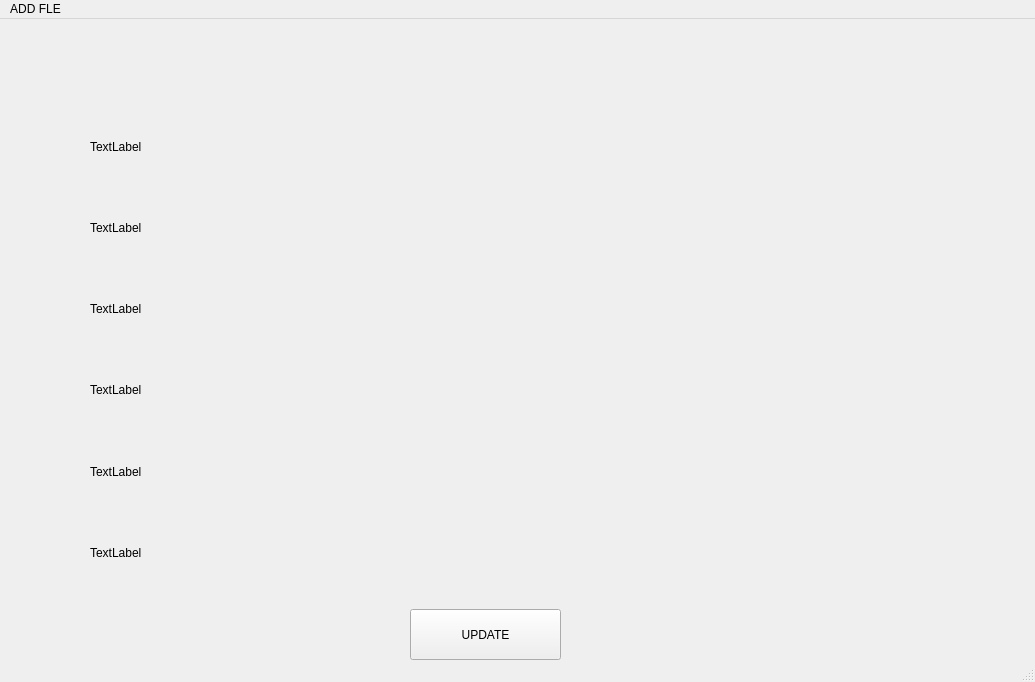
LuQ232/Notification_web_scrapper, file main_window.ui: the form before one commit.
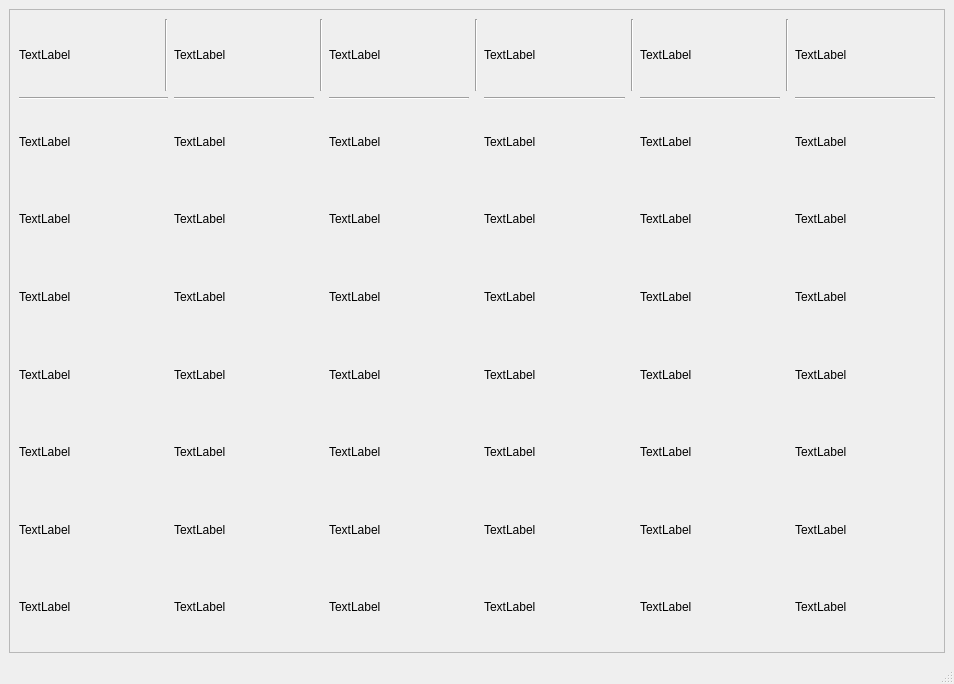
The form after the commit.

What changed in the file:
```diff
--- a/main_window.ui
+++ b/main_window.ui
@@ -6,134 +6,538 @@
    <rect>
     <x>0</x>
     <y>0</y>
-    <width>1035</width>
-    <height>682</height>
+    <width>954</width>
+    <height>684</height>
    </rect>
   </property>
   <property name="windowTitle">
    <string>MainWindow</string>
   </property>
   <widget class="QWidget" name="centralwidget">
-   <widget class="QWidget" name="verticalLayoutWidget">
-    <property name="geometry">
-     <rect>
-      <x>80</x>
-      <y>80</y>
-      <width>841</width>
-      <height>501</height>
-     </rect>
-    </property>
-    <layout class="QHBoxLayout" name="horizontalLayout_3">
-     <property name="leftMargin">
-      <number>10</number>
-     </property>
-     <property name="topMargin">
-      <number>10</number>
-     </property>
-     <property name="rightMargin">
-      <number>10</number>
-     </property>
-     <property name="bottomMargin">
-      <number>10</number>
-     </property>
-     <item>
-      <layout class="QVBoxLayout" name="verticalLayout_3">
-       <property name="sizeConstraint">
-        <enum>QLayout::SetDefaultConstraint</enum>
+   <layout class="QHBoxLayout" name="horizontalLayout">
+    <item>
+     <widget class="QScrollArea" name="scrollArea">
+      <property name="widgetResizable">
+       <bool>true</bool>
+      </property>
+      <widget class="QWidget" name="scrollAreaWidgetContents">
+       <property name="geometry">
+        <rect>
+         <x>0</x>
+         <y>0</y>
+         <width>934</width>
+         <height>644</height>
+        </rect>
        </property>
-       <item>
-        <widget class="QLabel" name="label_1">
-         <property name="text">
-          <string>TextLabel</string>
-         </property>
-         <property name="wordWrap">
-          <bool>true</bool>
-         </property>
-        </widget>
-       </item>
-       <item>
-        <widget class="QLabel" name="label_2">
-         <property name="text">
-          <string>TextLabel</string>
-         </property>
-         <property name="wordWrap">
-          <bool>true</bool>
-         </property>
-        </widget>
-       </item>
-       <item>
-        <widget class="QLabel" name="label_3">
-         <property name="text">
-          <string>TextLabel</string>
-         </property>
-         <property name="wordWrap">
-          <bool>true</bool>
-         </property>
-        </widget>
-       </item>
-       <item>
-        <widget class="QLabel" name="label_4">
-         <property name="text">
-          <string>TextLabel</string>
-         </property>
-         <property name="wordWrap">
-          <bool>true</bool>
-         </property>
-        </widget>
-       </item>
-       <item>
-        <widget class="QLabel" name="label_5">
-         <property name="text">
-          <string>TextLabel</string>
-         </property>
-         <property name="wordWrap">
-          <bool>true</bool>
-         </property>
-        </widget>
-       </item>
-       <item>
-        <widget class="QLabel" name="label_6">
-         <property name="text">
-          <string>TextLabel</string>
-         </property>
-         <property name="wordWrap">
-          <bool>true</bool>
-         </property>
-        </widget>
-       </item>
-      </layout>
-     </item>
-    </layout>
-   </widget>
-   <widget class="QPushButton" name="update_button">
-    <property name="geometry">
-     <rect>
-      <x>410</x>
-      <y>590</y>
-      <width>151</width>
-      <height>51</height>
-     </rect>
-    </property>
-    <property name="text">
-     <string>UPDATE</string>
-    </property>
-   </widget>
-  </widget>
-  <widget class="QMenuBar" name="menubar">
-   <property name="geometry">
-    <rect>
-     <x>0</x>
-     <y>0</y>
-     <width>1035</width>
-     <height>21</height>
-    </rect>
-   </property>
-   <widget class="QMenu" name="menuADD_FLE">
-    <property name="title">
-     <string>ADD FLE</string>
-    </property>
-   </widget>
-   <addaction name="menuADD_FLE"/>
+       <layout class="QGridLayout" name="gridLayout">
+        <item row="2" column="8">
+         <widget class="QLabel" name="label_11">
+          <property name="text">
+           <string>TextLabel</string>
+          </property>
+          <property name="wordWrap">
+           <bool>true</bool>
+          </property>
+         </widget>
+        </item>
+        <item row="8" column="0">
+         <widget class="QLabel" name="label_43">
+          <property name="text">
+           <string>TextLabel</string>
+          </property>
+         </widget>
+        </item>
+        <item row="4" column="8">
+         <widget class="QLabel" name="label_23">
+          <property name="text">
+           <string>TextLabel</string>
+          </property>
+          <property name="wordWrap">
+           <bool>true</bool>
+          </property>
+         </widget>
+        </item>
+        <item row="6" column="2">
+         <widget class="QLabel" name="label_32">
+          <property name="text">
+           <string>TextLabel</string>
+          </property>
+         </widget>
+        </item>
+        <item row="6" column="0">
+         <widget class="QLabel" name="label_31">
+          <property name="text">
+           <string>TextLabel</string>
+          </property>
+         </widget>
+        </item>
+        <item row="1" column="0" colspan="2">
+         <widget class="Line" name="line_6">
+          <property name="orientation">
+           <enum>Qt::Horizontal</enum>
+          </property>
+         </widget>
+        </item>
+        <item row="2" column="10">
+         <widget class="QLabel" name="label_12">
+          <property name="text">
+           <string>TextLabel</string>
+          </property>
+          <property name="wordWrap">
+           <bool>true</bool>
+          </property>
+         </widget>
+        </item>
+        <item row="7" column="8">
+         <widget class="QLabel" name="label_41">
+          <property name="text">
+           <string>TextLabel</string>
+          </property>
+         </widget>
+        </item>
+        <item row="7" column="4">
+         <widget class="QLabel" name="label_39">
+          <property name="text">
+           <string>TextLabel</string>
+          </property>
+         </widget>
+        </item>
+        <item row="6" column="10">
+         <widget class="QLabel" name="label_36">
+          <property name="text">
+           <string>TextLabel</string>
+          </property>
+         </widget>
+        </item>
+        <item row="7" column="0">
+         <widget class="QLabel" name="label_37">
+          <property name="text">
+           <string>TextLabel</string>
+          </property>
+         </widget>
+        </item>
+        <item row="0" column="6">
+         <widget class="QLabel" name="label_4">
+          <property name="text">
+           <string>TextLabel</string>
+          </property>
+          <property name="wordWrap">
+           <bool>true</bool>
+          </property>
+         </widget>
+        </item>
+        <item row="4" column="6">
+         <widget class="QLabel" name="label_22">
+          <property name="text">
+           <string>TextLabel</string>
+          </property>
+          <property name="wordWrap">
+           <bool>true</bool>
+          </property>
+         </widget>
+        </item>
+        <item row="0" column="5">
+         <widget class="Line" name="line_3">
+          <property name="orientation">
+           <enum>Qt::Vertical</enum>
+          </property>
+         </widget>
+        </item>
+        <item row="3" column="0">
+         <widget class="QLabel" name="label_13">
+          <property name="text">
+           <string>TextLabel</string>
+          </property>
+          <property name="wordWrap">
+           <bool>true</bool>
+          </property>
+         </widget>
+        </item>
+        <item row="5" column="10">
+         <widget class="QLabel" name="label_30">
+          <property name="text">
+           <string>TextLabel</string>
+          </property>
+          <property name="wordWrap">
+           <bool>true</bool>
+          </property>
+         </widget>
+        </item>
+        <item row="6" column="8">
+         <widget class="QLabel" name="label_35">
+          <property name="text">
+           <string>TextLabel</string>
+          </property>
+         </widget>
+        </item>
+        <item row="0" column="7">
+         <widget class="Line" name="line_4">
+          <property name="orientation">
+           <enum>Qt::Vertical</enum>
+          </property>
+         </widget>
+        </item>
+        <item row="0" column="4">
+         <widget class="QLabel" name="label_3">
+          <property name="text">
+           <string>TextLabel</string>
+          </property>
+          <property name="wordWrap">
+           <bool>true</bool>
+          </property>
+         </widget>
+        </item>
+        <item row="0" column="10">
+         <widget class="QLabel" name="label_6">
+          <property name="text">
+           <string>TextLabel</string>
+          </property>
+          <property name="wordWrap">
+           <bool>true</bool>
+          </property>
+         </widget>
+        </item>
+        <item row="5" column="0">
+         <widget class="QLabel" name="label_25">
+          <property name="text">
+           <string>TextLabel</string>
+          </property>
+          <property name="wordWrap">
+           <bool>true</bool>
+          </property>
+         </widget>
+        </item>
+        <item row="2" column="2">
+         <widget class="QLabel" name="label_8">
+          <property name="text">
+           <string>TextLabel</string>
+          </property>
+          <property name="wordWrap">
+           <bool>true</bool>
+          </property>
+         </widget>
+        </item>
+        <item row="7" column="6">
+         <widget class="QLabel" name="label_40">
+          <property name="text">
+           <string>TextLabel</string>
+          </property>
+         </widget>
+        </item>
+        <item row="1" column="8">
+         <widget class="Line" name="line_10">
+          <property name="orientation">
+           <enum>Qt::Horizontal</enum>
+          </property>
+         </widget>
+        </item>
+        <item row="3" column="6">
+         <widget class="QLabel" name="label_16">
+          <property name="text">
+           <string>TextLabel</string>
+          </property>
+          <property name="wordWrap">
+           <bool>true</bool>
+          </property>
+         </widget>
+        </item>
+        <item row="1" column="2">
+         <widget class="Line" name="line_7">
+          <property name="orientation">
+           <enum>Qt::Horizontal</enum>
+          </property>
+         </widget>
+        </item>
+        <item row="5" column="2">
+         <widget class="QLabel" name="label_26">
+          <property name="text">
+           <string>TextLabel</string>
+          </property>
+          <property name="wordWrap">
+           <bool>true</bool>
+          </property>
+         </widget>
+        </item>
+        <item row="4" column="2">
+         <widget class="QLabel" name="label_20">
+          <property name="text">
+           <string>TextLabel</string>
+          </property>
+          <property name="wordWrap">
+           <bool>true</bool>
+          </property>
+         </widget>
+        </item>
+        <item row="2" column="0">
+         <widget class="QLabel" name="label_7">
+          <property name="text">
+           <string>TextLabel</string>
+          </property>
+          <property name="wordWrap">
+           <bool>true</bool>
+          </property>
+         </widget>
+        </item>
+        <item row="0" column="2">
+         <widget class="QLabel" name="label_2">
+          <property name="text">
+           <string>TextLabel</string>
+          </property>
+          <property name="wordWrap">
+           <bool>true</bool>
+          </property>
+         </widget>
+        </item>
+        <item row="4" column="0">
+         <widget class="QLabel" name="label_19">
+          <property name="text">
+           <string>TextLabel</string>
+          </property>
+          <property name="wordWrap">
+           <bool>true</bool>
+          </property>
+         </widget>
+        </item>
+        <item row="3" column="10">
+         <widget class="QLabel" name="label_18">
+          <property name="text">
+           <string>TextLabel</string>
+          </property>
+          <property name="wordWrap">
+           <bool>true</bool>
+          </property>
+         </widget>
+        </item>
+        <item row="3" column="2">
+         <widget class="QLabel" name="label_14">
+          <property name="text">
+           <string>TextLabel</string>
+          </property>
+          <property name="wordWrap">
+           <bool>true</bool>
+          </property>
+         </widget>
+        </item>
+        <item row="3" column="8">
+         <widget class="QLabel" name="label_17">
+          <property name="text">
+           <string>TextLabel</string>
+          </property>
+          <property name="wordWrap">
+           <bool>true</bool>
+          </property>
+         </widget>
+        </item>
+        <item row="1" column="6">
+         <widget class="Line" name="line_9">
+          <property name="orientation">
+           <enum>Qt::Horizontal</enum>
+          </property>
+         </widget>
+        </item>
+        <item row="3" column="4">
+         <widget class="QLabel" name="label_15">
+          <property name="text">
+           <string>TextLabel</string>
+          </property>
+          <property name="wordWrap">
+           <bool>true</bool>
+          </property>
+         </widget>
+        </item>
+        <item row="7" column="10">
+         <widget class="QLabel" name="label_42">
+          <property name="text">
+           <string>TextLabel</string>
+          </property>
+         </widget>
+        </item>
+        <item row="6" column="4">
+         <widget class="QLabel" name="label_33">
+          <property name="text">
+           <string>TextLabel</string>
+          </property>
+         </widget>
+        </item>
+        <item row="1" column="10">
+         <widget class="Line" name="line_11">
+          <property name="orientation">
+           <enum>Qt::Horizontal</enum>
+          </property>
+         </widget>
+        </item>
+        <item row="0" column="9">
+         <widget class="Line" name="line_5">
+          <property name="orientation">
+           <enum>Qt::Vertical</enum>
+          </property>
+         </widget>
+        </item>
+        <item row="5" column="8">
+         <widget class="QLabel" name="label_29">
+          <property name="text">
+           <string>TextLabel</string>
+          </property>
+          <property name="wordWrap">
+           <bool>true</bool>
+          </property>
+         </widget>
+        </item>
+        <item row="0" column="0">
+         <widget class="QLabel" name="label">
+          <property name="text">
+           <string>TextLabel</string>
+          </property>
+          <property name="wordWrap">
+           <bool>true</bool>
+          </property>
+         </widget>
+        </item>
+        <item row="5" column="4">
+         <widget class="QLabel" name="label_27">
+          <property name="text">
+           <string>TextLabel</string>
+          </property>
+          <property name="wordWrap">
+           <bool>true</bool>
+          </property>
+         </widget>
+        </item>
+        <item row="0" column="3">
+         <widget class="Line" name="line_2">
+          <property name="orientation">
+           <enum>Qt::Vertical</enum>
+          </property>
+         </widget>
+        </item>
+        <item row="4" column="10">
+         <widget class="QLabel" name="label_24">
+          <property name="text">
+           <string>TextLabel</string>
+          </property>
+          <property name="wordWrap">
+           <bool>true</bool>
+          </property>
+         </widget>
+        </item>
+        <item row="0" column="1">
+         <widget class="Line" name="line">
+          <property name="orientation">
+           <enum>Qt::Vertical</enum>
+          </property>
+         </widget>
+        </item>
+        <item row="4" column="4">
+         <widget class="QLabel" name="label_21">
+          <property name="text">
+           <string>TextLabel</string>
+          </property>
+          <property name="wordWrap">
+           <bool>true</bool>
+          </property>
+         </widget>
+        </item>
+        <item row="7" column="2">
+         <widget class="QLabel" name="label_38">
+          <property name="text">
+           <string>TextLabel</string>
+          </property>
+         </widget>
+        </item>
+        <item row="0" column="8">
+         <widget class="QLabel" name="label_5">
+          <property name="text">
+           <string>TextLabel</string>
+          </property>
+          <property name="wordWrap">
+           <bool>true</bool>
+          </property>
+         </widget>
+        </item>
+        <item row="2" column="6">
+         <widget class="QLabel" name="label_10">
+          <property name="text">
+           <string>TextLabel</string>
+          </property>
+          <property name="wordWrap">
+           <bool>true</bool>
+          </property>
+         </widget>
+        </item>
+        <item row="2" column="4">
+         <widget class="QLabel" name="label_9">
+          <property name="text">
+           <string>TextLabel</string>
+          </property>
+          <property name="wordWrap">
+           <bool>true</bool>
+          </property>
+         </widget>
+        </item>
+        <item row="6" column="6">
+         <widget class="QLabel" name="label_34">
+          <property name="text">
+           <string>TextLabel</string>
+          </property>
+         </widget>
+        </item>
+        <item row="1" column="4">
+         <widget class="Line" name="line_8">
+          <property name="orientation">
+           <enum>Qt::Horizontal</enum>
+          </property>
+         </widget>
+        </item>
+        <item row="5" column="6">
+         <widget class="QLabel" name="label_28">
+          <property name="text">
+           <string>TextLabel</string>
+          </property>
+          <property name="wordWrap">
+           <bool>true</bool>
+          </property>
+         </widget>
+        </item>
+        <item row="8" column="2">
+         <widget class="QLabel" name="label_44">
+          <property name="text">
+           <string>TextLabel</string>
+          </property>
+         </widget>
+        </item>
+        <item row="8" column="4">
+         <widget class="QLabel" name="label_45">
+          <property name="text">
+           <string>TextLabel</string>
+          </property>
+         </widget>
+        </item>
+        <item row="8" column="6">
+         <widget class="QLabel" name="label_46">
+          <property name="text">
+           <string>TextLabel</string>
+          </property>
+         </widget>
+        </item>
+        <item row="8" column="8">
+         <widget class="QLabel" name="label_47">
+          <property name="text">
+           <string>TextLabel</string>
+          </property>
+         </widget>
+        </item>
+        <item row="8" column="10">
+         <widget class="QLabel" name="label_48">
+          <property name="text">
+           <string>TextLabel</string>
+          </property>
+         </widget>
+        </item>
+       </layout>
+      </widget>
+     </widget>
+    </item>
+   </layout>
   </widget>
   <widget class="QStatusBar" name="statusbar"/>
  </widget>
```
Left out of the diff: 4 changed lines with no effect on the pictures.
